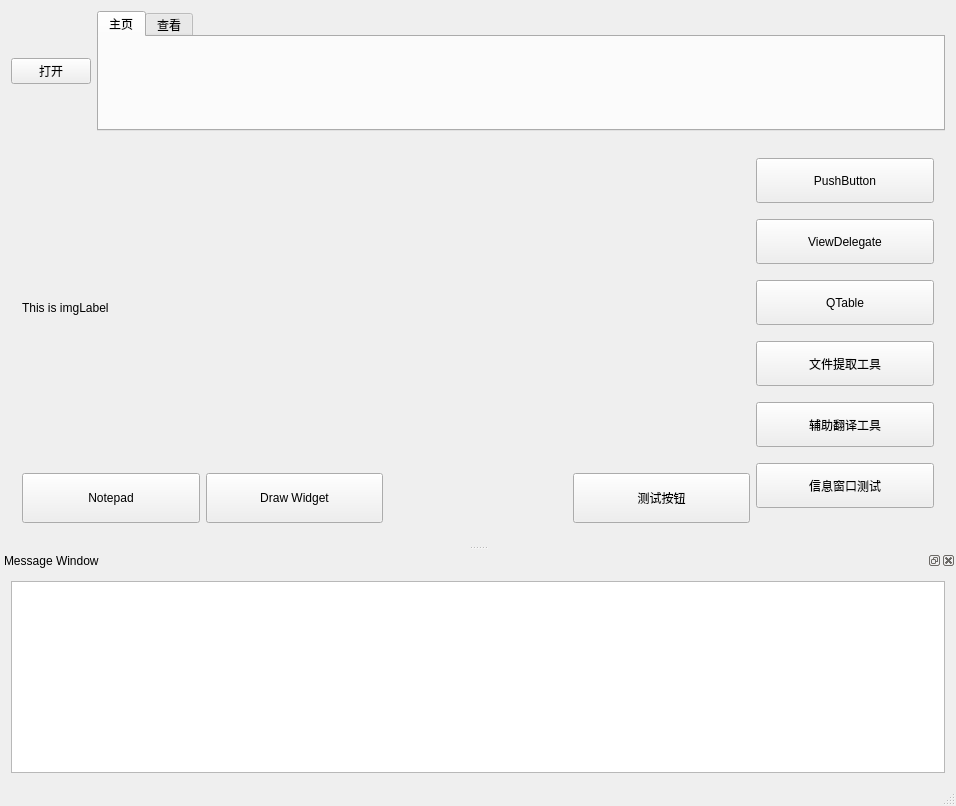
Before: the Qt Designer form QtGuiApplication/QtGuiApplication/test_prj.ui in JUBO1992/QtGuiApplication, drawn with Qt 5.
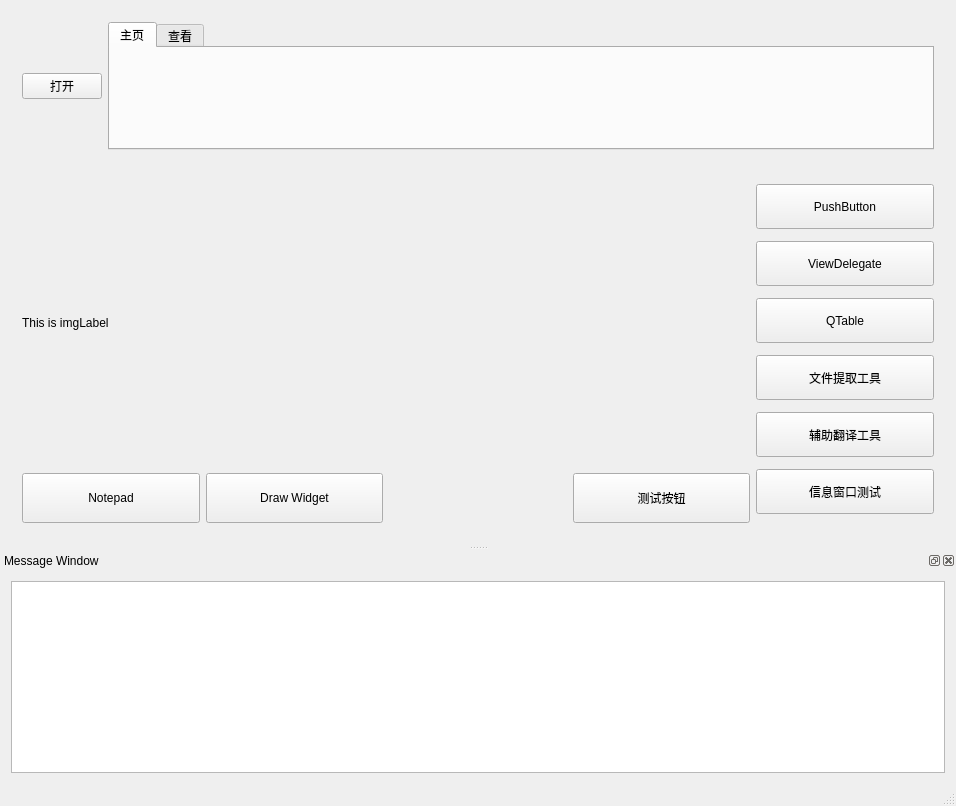
After: the same form once the commit is applied. Icons and pictures are not drawn.

Diff of the .ui file:
```diff
--- a/QtGuiApplication/QtGuiApplication/test_prj.ui
+++ b/QtGuiApplication/QtGuiApplication/test_prj.ui
@@ -19,38 +19,8 @@
   </property>
   <widget class="QWidget" name="centralWidget">
    <layout class="QGridLayout" name="gridLayout_3">
-    <item row="0" column="0">
-     <widget class="QPushButton" name="pushButton_MenuFile">
-      <property name="text">
-       <string>打开</string>
-      </property>
-     </widget>
-    </item>
-    <item row="0" column="1">
-     <widget class="QTabWidget" name="tabWidget_Main">
-      <property name="maximumSize">
-       <size>
-        <width>16777215</width>
-        <height>120</height>
-       </size>
-      </property>
-      <property name="currentIndex">
-       <number>0</number>
-      </property>
-      <widget class="QWidget" name="tab">
-       <attribute name="title">
-        <string>主页</string>
-       </attribute>
-      </widget>
-      <widget class="QWidget" name="tab_2">
-       <attribute name="title">
-        <string>查看</string>
-       </attribute>
-      </widget>
-     </widget>
-    </item>
-    <item row="1" column="0" colspan="2">
-     <widget class="QWidget" name="widget" native="true">
+    <item row="2" column="0" colspan="2">
+     <widget class="QWidget" name="widget_Mid" native="true">
       <layout class="QGridLayout" name="gridLayout">
        <item row="2" column="1">
         <widget class="QPushButton" name="drawWidget">
@@ -231,6 +201,48 @@
       </layout>
      </widget>
     </item>
+    <item row="1" column="0" colspan="2">
+     <widget class="QWidget" name="widget_Top" native="true">
+      <property name="maximumSize">
+       <size>
+        <width>16777215</width>
+        <height>150</height>
+       </size>
+      </property>
+      <layout class="QGridLayout" name="gridLayout_4">
+       <item row="0" column="0">
+        <widget class="QPushButton" name="pushButton_MenuFile">
+         <property name="text">
+          <string>打开</string>
+         </property>
+        </widget>
+       </item>
+       <item row="0" column="1">
+        <widget class="QTabWidget" name="tabWidget_Main">
+         <property name="maximumSize">
+          <size>
+           <width>16777215</width>
+           <height>16777215</height>
+          </size>
+         </property>
+         <property name="currentIndex">
+          <number>0</number>
+         </property>
+         <widget class="QWidget" name="tab">
+          <attribute name="title">
+           <string>主页</string>
+          </attribute>
+         </widget>
+         <widget class="QWidget" name="tab_2">
+          <attribute name="title">
+           <string>查看</string>
+          </attribute>
+         </widget>
+        </widget>
+       </item>
+      </layout>
+     </widget>
+    </item>
    </layout>
   </widget>
   <widget class="QStatusBar" name="statusBar"/>
```
